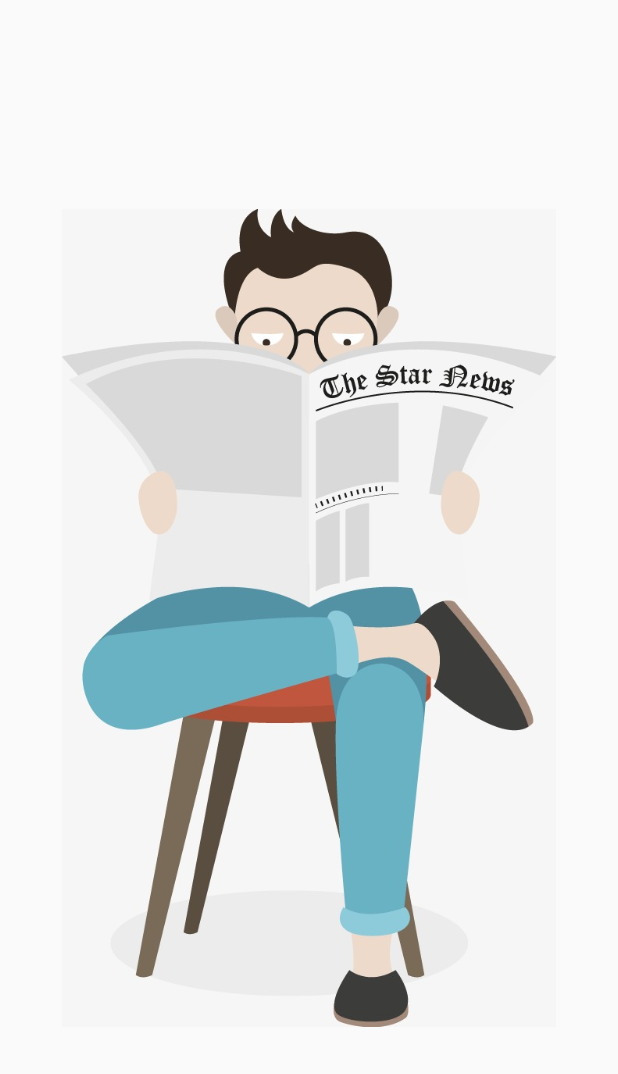
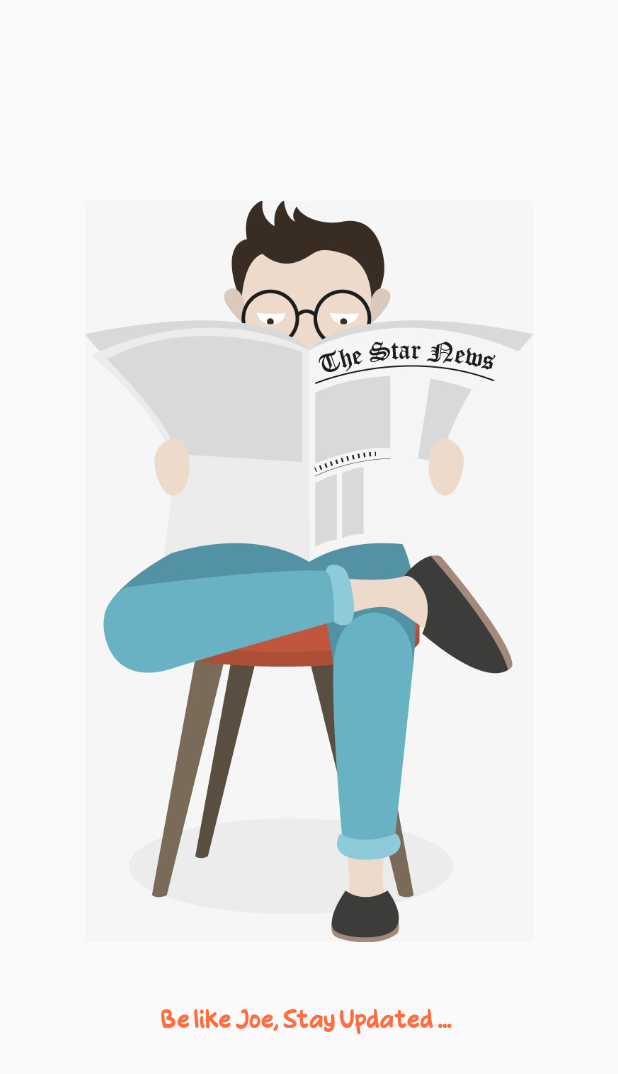
Before and after one commit to ibiyemipedro/newsapp, a Flutter app: the SplashPage screen opened directly, on a phone screen of 412 x 824 dp. Shown: the top 1074 px of the screen. Run offline on Flutter 3.47's test engine with Material 2 defaults, Android fonts, the phone set to English and light mode, and no system bars; our stand-ins replace auto_size_text; network calls fail.

Commit message:
Update splash.dart

```diff
--- a/lib/views/splash.dart
+++ b/lib/views/splash.dart
@@ -28,14 +28,26 @@ class SplashPageState extends State<SplashPage> {
 //------------------------------------------------------------------------------
   Widget _splashContainer() {
     return Center(
-      child: GestureDetector(
+      child: Column(
+        crossAxisAlignment: CrossAxisAlignment.center,
+        mainAxisAlignment: MainAxisAlignment.center,
+        children: <Widget>[
+          GestureDetector(
               onTap: _handleTapEvent,
               child: Container(
-              height: screenHeight * 0.8,
+                  height: screenHeight * 0.6,
                   width: screenWidth * 0.8,
                   child: Image(image: AssetImage('assets/one.png'),
                   ),
                 ),
+            ),
+            SizedBox(height: 0.05 * screenHeight,),
+            Text(
+            'Be like Joe, Stay Updated ... ',
+            style: TextStyle(
+                fontSize: textheadsize, color: themeColor),
+          ),
+        ],
       ),
     );
   }
```
Lines whose indentation alone changed are shown as unchanged.
